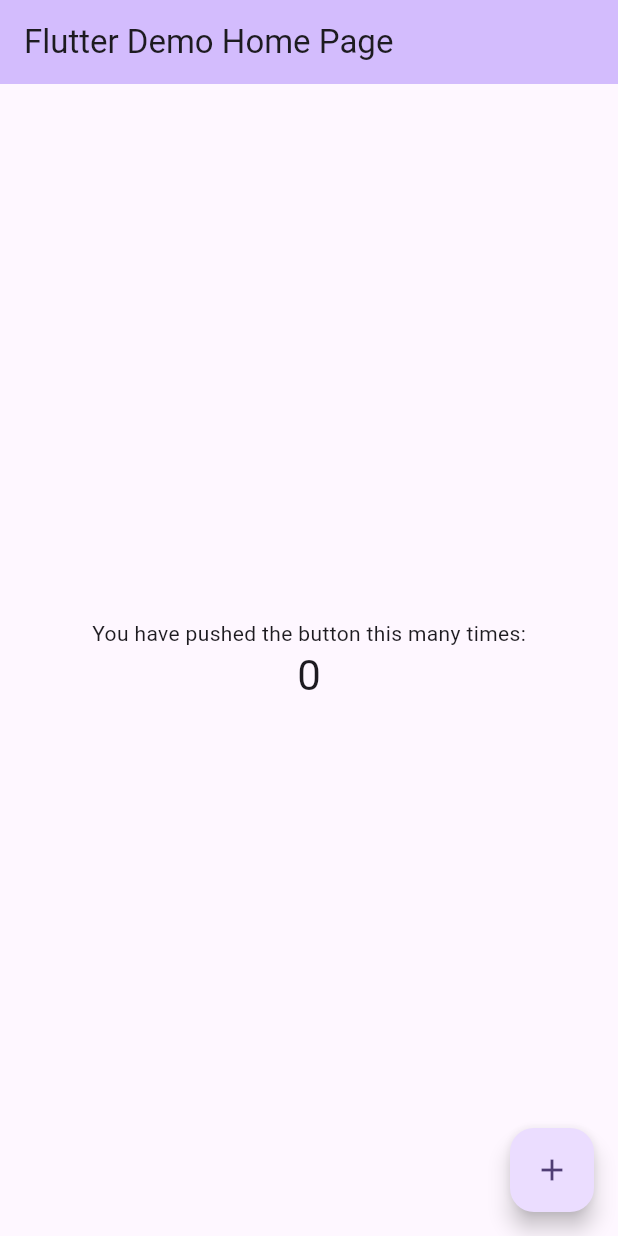
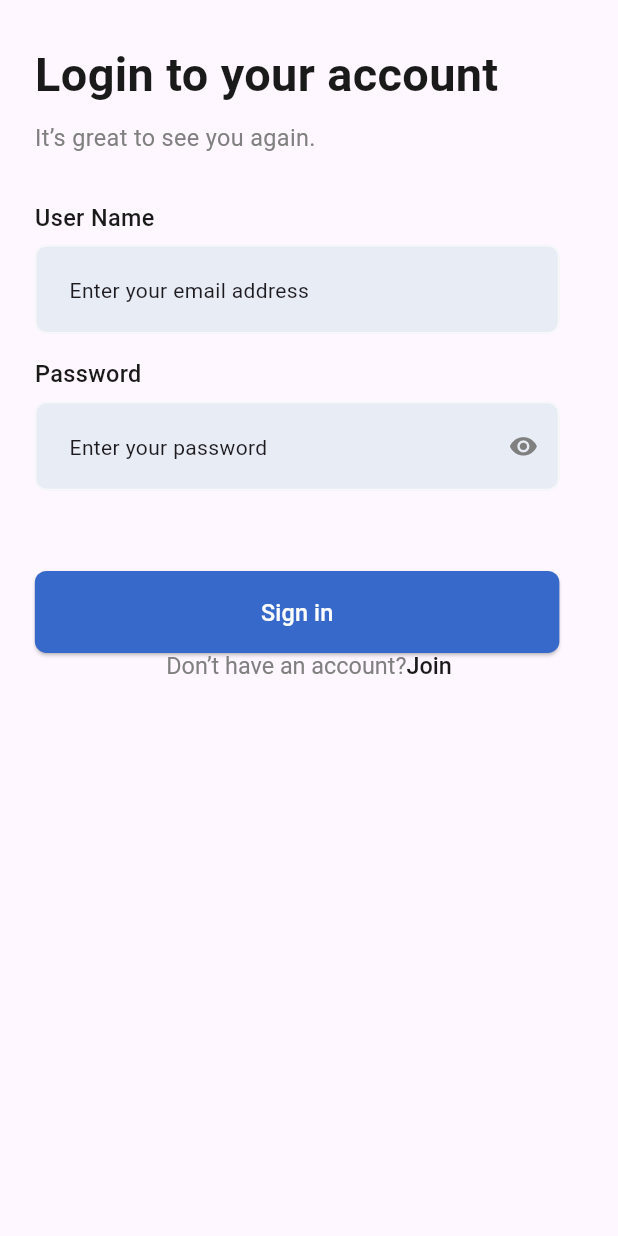
Before and after one commit to OmarKhaled00e/ecommerce_app, a Flutter app: the screen it shows after launch, on a phone screen of 412 x 824 dp. Run offline on Flutter 3.47's test engine with Material 3 defaults, Android fonts, the phone set to English and light mode, and no system bars; our stand-ins replace dio, flutter_screenutil, google_fonts, pretty_dio_logger.

Commit message:
auth ui done

```diff
--- /dev/null
+++ b/lib/core/constants/constants.dart
@@ -0,0 +1,4 @@
+class AppConstants {
+  static const String newsApiKey = 'b2bbd340a066446cb3a18cdd64019975';
+  static String lang = 'ar';
+}
--- /dev/null
+++ b/lib/core/helper_functions/on_generate_routes.dart
@@ -0,0 +1,18 @@
+import 'package:ecommerce_app/features/auth/login_screen.dart';
+import 'package:ecommerce_app/features/auth/register_screen.dart';
+import 'package:flutter/material.dart';
+
+Route<dynamic> onGenerateRoute(RouteSettings settings) {
+  switch (settings.name) {
+    case LoginScreen.routName:
+      return MaterialPageRoute(builder: (context) => const LoginScreen());
+    case RegisterScreen.routName:
+      return MaterialPageRoute(builder: (context) => const RegisterScreen());
+    default:
+      return MaterialPageRoute(
+        builder: (_) =>
+            const Scaffold(body: Center(child: Text('Page not found'))),
+        settings: settings,
+      );
+  }
+}
--- /dev/null
+++ b/lib/core/network/api_endpoints.dart
@@ -0,0 +1,6 @@
+class ApiEndpoints {
+  static const String baseUrl = 'https://newsapi.org/v2/';
+  static const String searchEndpoint = 'everything';
+  static const String topHeadLinesEndpoint = 'top-headlines';
+
+}
--- /dev/null
+++ b/lib/core/style/app_colors.dart
@@ -0,0 +1,8 @@
+import 'package:flutter/material.dart';
+
+class AppColors {
+  static Color primaryColor = Color(0xFF3669C9);
+  static Color black = Color(0xFF1A1A1A);
+  static Color grey = Color(0xFF808080);
+  static Color grey1 = Color(0xFF999999);
+}
--- /dev/null
+++ b/lib/core/style/app_text_styles.dart
@@ -0,0 +1,45 @@
+import 'package:ecommerce_app/core/style/app_colors.dart';
+import 'package:flutter/material.dart';
+import 'package:flutter_screenutil/flutter_screenutil.dart';
+import 'package:google_fonts/google_fonts.dart';
+
+
+
+class TextStyles {
+  static TextStyle textTitle32SemiBold = GoogleFonts.readexPro(
+    fontSize: 32.sp,
+    fontWeight: FontWeight.w600,
+    color: AppColors.black,
+  );
+  static TextStyle textPrduct24Black = GoogleFonts.readexPro(
+    fontSize: 24.sp,
+    fontWeight: FontWeight.w600,
+    color: AppColors.black,
+  );
+  static TextStyle text16Mediuam = GoogleFonts.readexPro(
+    fontSize: 16.sp,
+    fontWeight: FontWeight.w500,
+    color: AppColors.black,
+  );
+  static TextStyle textProduct16Mediuam = GoogleFonts.readexPro(
+    fontSize: 16.sp,
+    fontWeight: FontWeight.w600,
+    color: AppColors.black,
+  );
+  static TextStyle text16Grey = GoogleFonts.readexPro(
+    fontSize: 16.sp,
+    fontWeight: FontWeight.w400,
+    color: AppColors.grey,
+  );
+  static TextStyle textProduct12Grey = GoogleFonts.readexPro(
+    fontSize: 12.sp,
+    fontWeight: FontWeight.w500,
+    color: AppColors.grey,
+  );
+  static TextStyle hintText16Grey = GoogleFonts.readexPro(
+    fontSize: 16.sp,
+    fontWeight: FontWeight.w400,
+    color: AppColors.grey1,
+  );
+
+}
--- /dev/null
+++ b/lib/core/widgets/custom_button.dart
@@ -0,0 +1,44 @@
+
+import 'package:ecommerce_app/core/style/app_colors.dart';
+import 'package:flutter/material.dart';
+import 'package:flutter_screenutil/flutter_screenutil.dart';
+
+class CustomButton extends StatelessWidget {
+  const CustomButton({
+    super.key,
+    this.text,
+    this.color,
+    this.width,
+    this.height,
+    this.bordersRadius,
+    this.textColor, this.onPressed, this.fontSize,
+  });
+  final String? text;
+  final Color? color;
+  final Color? textColor;
+  final double? width;
+  final double? fontSize;
+  final double? height;
+  final double? bordersRadius;
+  final void Function()? onPressed;
+  @override
+  Widget build(BuildContext context) {
+    return ElevatedButton(
+      style: ElevatedButton.styleFrom(
+        backgroundColor: color ?? AppColors.primaryColor,
+        shape: RoundedRectangleBorder(
+          borderRadius: BorderRadius.circular(bordersRadius ?? 8.r),
+        ),
+        fixedSize: Size(width ?? 331.w, height ?? 56.h),
+      ),
+      onPressed: onPressed,
+      child: Text(
+        text ?? ' ',
+        style: TextStyle(color: textColor ?? Colors.white,
+        fontSize: fontSize ?? 16.sp,
+        fontWeight: FontWeight.w500,
+        ),
+      ),
+    );
+  }
+}
--- /dev/null
+++ b/lib/core/widgets/custom_text_field.dart
@@ -0,0 +1,60 @@
+
+import 'package:ecommerce_app/core/style/app_colors.dart';
+import 'package:flutter/material.dart';
+import 'package:flutter_screenutil/flutter_screenutil.dart';
+
+class CustomTextField extends StatelessWidget {
+  const CustomTextField({
+    super.key,
+    this.hintText,
+    this.suffixIcon,
+    this.width, this.isPassword, this.controller, this.validator, this.style,
+  });
+  final String? hintText;
+  final double? width;
+  final Widget? suffixIcon;
+  final TextStyle? style;
+  final bool? isPassword;
+  final TextEditingController? controller;
+  final String? Function(String?)? validator;
+  @override
+  Widget build(BuildContext context) {
+    return SizedBox(
+      width: width ?? 331.w,
+      child: TextFormField(
+        controller: controller,
+        validator: validator,
+        obscureText: isPassword ?? false,
+        autofocus: false,
+        cursorColor: AppColors.primaryColor,
+        decoration: InputDecoration(
+          hint: Text(hintText ?? ''),
+          hintStyle: style,
+          contentPadding: EdgeInsets.symmetric(
+            horizontal: 18.w,
+            vertical: 18.h,
+          ),
+          enabledBorder: OutlineInputBorder(
+            borderRadius: BorderRadius.circular(8.r),
+            borderSide: BorderSide(color: Color(0xFFF7F8F9), width: 1.w),
+          ),
+          focusedBorder: OutlineInputBorder(
+            borderRadius: BorderRadius.circular(8.r),
+            borderSide: BorderSide(color: AppColors.primaryColor, width: 1.w),
+          ),
+          errorBorder:  OutlineInputBorder(
+            borderRadius: BorderRadius.circular(8.r),
+            borderSide: BorderSide(color: Colors.red, width: 1.w),
+          ),
+          focusedErrorBorder:OutlineInputBorder(
+            borderRadius: BorderRadius.circular(8.r),
+            borderSide: BorderSide(color: Colors.red, width: 1.w),
+          ),
+          filled: true,
+          fillColor: Color(0xFFE8ECF4),
+          suffixIcon: suffixIcon,
+        ),
+      ),
+    );
+  }
+}
--- /dev/null
+++ b/lib/features/auth/login_screen.dart
@@ -0,0 +1,128 @@
+import 'package:ecommerce_app/core/style/app_colors.dart';
+import 'package:ecommerce_app/core/style/app_text_styles.dart';
+import 'package:ecommerce_app/core/widgets/custom_button.dart';
+import 'package:ecommerce_app/core/widgets/custom_text_field.dart';
+import 'package:ecommerce_app/features/auth/register_screen.dart';
+import 'package:flutter/material.dart';
+import 'package:flutter_screenutil/flutter_screenutil.dart';
+
+class LoginScreen extends StatefulWidget {
+  const LoginScreen({super.key});
+  static const routName = 'loginScreen';
+  @override
+  State<LoginScreen> createState() => _LoginScreenState();
+}
+
+class _LoginScreenState extends State<LoginScreen> {
+  final fromKey = GlobalKey<FormState>();
+  late TextEditingController userName;
+  late TextEditingController password;
+  @override
+  void initState() {
+    userName = TextEditingController();
+    password = TextEditingController();
+    super.initState();
+  }
+
+  @override
+  Widget build(BuildContext context) {
+    return SafeArea(
+      child: Scaffold(
+        body: Padding(
+          padding: EdgeInsets.symmetric(horizontal: 22.w),
+          child: Form(
+            key: fromKey,
+            child: SingleChildScrollView(
+              child: Column(
+                crossAxisAlignment: CrossAxisAlignment.start,
+                children: [
+                  SizedBox(height: 28.h),
+                  SizedBox(
+                    width: 335.w,
+                    child: Text(
+                      'Login to your account',
+                      style: TextStyles.textTitle32SemiBold,
+                    ),
+                  ),
+                  SizedBox(height: 8.h),
+                  SizedBox(
+                    width: 264.w,
+                    child: Text(
+                      'It’s great to see you again.',
+                      style: TextStyles.text16Grey,
+                    ),
+                  ),
+                  SizedBox(height: 32.h),
+                  Text('User Name', style: TextStyles.text16Mediuam),
+                  SizedBox(height: 8.h),
+                  CustomTextField(
+                    validator: (value) {
+                      if (value!.isEmpty) {
+                        return 'Enter Your userName';
+                      }
+                      return null;
+                    },
+                    controller: userName,
+                    hintText: 'Enter your email address',
+                    style: TextStyles.hintText16Grey,
+                  ),
+                  SizedBox(height: 16.h),
+                  Text('Password', style: TextStyles.text16Mediuam),
+                  SizedBox(height: 8.h),
+                  CustomTextField(
+                    validator: (value) {
+                      if (value!.isEmpty) {
+                        return 'Enter Your Password';
+                      }
+                      if (value.length < 8) {
+                        return 'Password must be at least 8 characters';
+                      }
+                      return null;
+                    },
+                    controller: password,
+                    hintText: 'Enter your password',
+                    style: TextStyles.hintText16Grey,
+                    suffixIcon: Icon(
+                      Icons.remove_red_eye,
+                      color: AppColors.grey,
+                      size: 20.sp,
+                    ),
+                  ),
+
+                  SizedBox(height: 55.h),
+                  CustomButton(
+                    onPressed: () {
+                      if (fromKey.currentState!.validate()) {}
+                    },
+                    text: 'Sign in',
+                  ),
+                  Spacer(),
+                  Center(
+                    child: GestureDetector(
+                      onTap: () {
+                        Navigator.pushNamed(context, RegisterScreen.routName);
+                      },
+                      child: RichText(
+                        text: TextSpan(
+                          text: 'Don’t have an account?',
+                          style: TextStyles.text16Grey,
+                          children: [
+                            TextSpan(
+                              text: 'Join',
+                              style: TextStyles.text16Mediuam,
+                            ),
+                          ],
+                        ),
+                      ),
+                    ),
+                  ),
+                  SizedBox(height: 16.h),
+                ],
+              ),
+            ),
+          ),
+        ),
+      ),
+    );
+  }
+}
--- a/lib/main.dart
+++ b/lib/main.dart
@@ -1,122 +1,30 @@
+import 'package:ecommerce_app/core/helper_functions/on_generate_routes.dart';
+import 'package:ecommerce_app/features/auth/login_screen.dart';
 import 'package:flutter/material.dart';
+import 'package:flutter_screenutil/flutter_screenutil.dart';
 
-void main() {
-  runApp(const MyApp());
+void main() async {
+  WidgetsFlutterBinding.ensureInitialized();
+  runApp(const MealsApp());
 }
 
-class MyApp extends StatelessWidget {
-  const MyApp({super.key});
+class MealsApp extends StatelessWidget {
+  const MealsApp({super.key});
 
-  // This widget is the root of your application.
   @override
   Widget build(BuildContext context) {
-    return MaterialApp(
-      title: 'Flutter Demo',
-      theme: ThemeData(
-        // This is the theme of your application.
-        //
-        // TRY THIS: Try running your application with "flutter run". You'll see
-        // the application has a purple toolbar. Then, without quitting the app,
-        // try changing the seedColor in the colorScheme below to Colors.green
-        // and then invoke "hot reload" (save your changes or press the "hot
-        // reload" button in a Flutter-supported IDE, or press "r" if you used
-        // the command line to start the app).
-        //
-        // Notice that the counter didn't reset back to zero; the application
-        // state is not lost during the reload. To reset the state, use hot
-        // restart instead.
-        //
-        // This works for code too, not just values: Most code changes can be
-        // tested with just a hot reload.
-        colorScheme: ColorScheme.fromSeed(seedColor: Colors.deepPurple),
-      ),
-      home: const MyHomePage(title: 'Flutter Demo Home Page'),
+    return ScreenUtilInit(
+      designSize: Size(390, 844),
+      minTextAdapt: true,
+      splitScreenMode: false,
+      builder: (context, child) {
+        return MaterialApp(
+          debugShowCheckedModeBanner: false,
+          title: 'Meals App',
+          onGenerateRoute: onGenerateRoute,
+          initialRoute: LoginScreen.routName,
+        );
+      },
     );
   }
 }
-
-class MyHomePage extends StatefulWidget {
-  const MyHomePage({super.key, required this.title});
-
-  // This widget is the home page of your application. It is stateful, meaning
-  // that it has a State object (defined below) that contains fields that affect
-  // how it looks.
-
-  // This class is the configuration for the state. It holds the values (in this
-  // case the title) provided by the parent (in this case the App widget) and
-  // used by the build method of the State. Fields in a Widget subclass are
-  // always marked "final".
-
-  final String title;
-
-  @override
-  State<MyHomePage> createState() => _MyHomePageState();
-}
-
-class _MyHomePageState extends State<MyHomePage> {
-  int _counter = 0;
-
-  void _incrementCounter() {
-    setState(() {
-      // This call to setState tells the Flutter framework that something has
-      // changed in this State, which causes it to rerun the build method below
-      // so that the display can reflect the updated values. If we changed
-      // _counter without calling setState(), then the build method would not be
-      // called again, and so nothing would appear to happen.
-      _counter++;
-    });
-  }
-
-  @override
-  Widget build(BuildContext context) {
-    // This method is rerun every time setState is called, for instance as done
-    // by the _incrementCounter method above.
-    //
-    // The Flutter framework has been optimized to make rerunning build methods
-    // fast, so that you can just rebuild anything that needs updating rather
-    // than having to individually change instances of widgets.
-    return Scaffold(
-      appBar: AppBar(
-        // TRY THIS: Try changing the color here to a specific color (to
-        // Colors.amber, perhaps?) and trigger a hot reload to see the AppBar
-        // change color while the other colors stay the same.
-        backgroundColor: Theme.of(context).colorScheme.inversePrimary,
-        // Here we take the value from the MyHomePage object that was created by
-        // the App.build method, and use it to set our appbar title.
-        title: Text(widget.title),
-      ),
-      body: Center(
-        // Center is a layout widget. It takes a single child and positions it
-        // in the middle of the parent.
-        child: Column(
-          // Column is also a layout widget. It takes a list of children and
-          // arranges them vertically. By default, it sizes itself to fit its
-          // children horizontally, and tries to be as tall as its parent.
-          //
-          // Column has various properties to control how it sizes itself and
-          // how it positions its children. Here we use mainAxisAlignment to
-          // center the children vertically; the main axis here is the vertical
-          // axis because Columns are vertical (the cross axis would be
-          // horizontal).
-          //
-          // TRY THIS: Invoke "debug painting" (choose the "Toggle Debug Paint"
-          // action in the IDE, or press "p" in the console), to see the
-          // wireframe for each widget.
-          mainAxisAlignment: MainAxisAlignment.center,
-          children: <Widget>[
-            const Text('You have pushed the button this many times:'),
-            Text(
-              '$_counter',
-              style: Theme.of(context).textTheme.headlineMedium,
-            ),
-          ],
-        ),
-      ),
-      floatingActionButton: FloatingActionButton(
-        onPressed: _incrementCounter,
-        tooltip: 'Increment',
-        child: const Icon(Icons.add),
-      ), // This trailing comma makes auto-formatting nicer for build methods.
-    );
-  }
-}
```
Also changed, not shown: lib/core/network/dio_helper.dart (added, +43 -0 lines), lib/features/auth/register_screen.dart (added, +167 -0 lines), pubspec.yaml (+10 -18 lines), pubspec.lock, 1 other file.
